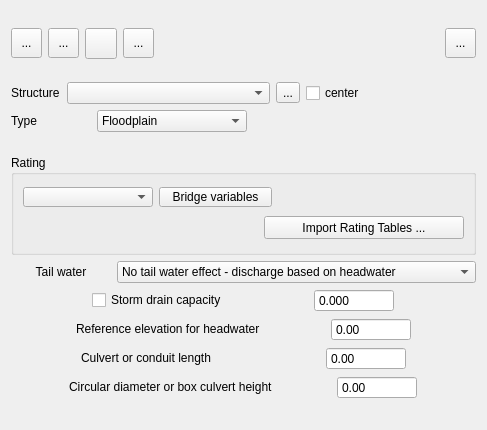
Old version of the form flo2d/ui/struct_editor.ui in the repository FLO-2DSoftware/qgis-flo-2d-plugin.
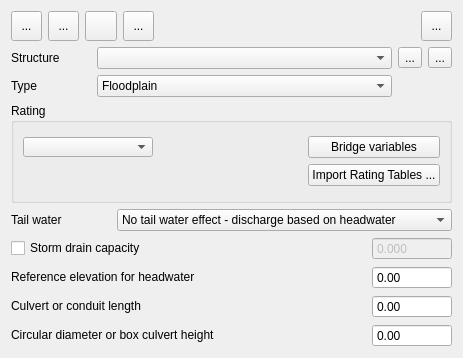
New version of the form. Icons and pictures are not drawn.

Commit message: Adjusted the Structure Editor layout and Updated Culvert Plot & Table

What changed in the file:
```diff
--- a/flo2d/ui/struct_editor.ui
+++ b/flo2d/ui/struct_editor.ui
@@ -6,12 +6,12 @@
    <rect>
     <x>0</x>
     <y>0</y>
-    <width>487</width>
-    <height>430</height>
+    <width>463</width>
+    <height>346</height>
    </rect>
   </property>
   <property name="sizePolicy">
-   <sizepolicy hsizetype="Preferred" vsizetype="Fixed">
+   <sizepolicy hsizetype="Preferred" vsizetype="Minimum">
     <horstretch>0</horstretch>
     <verstretch>0</verstretch>
    </sizepolicy>
@@ -26,157 +26,9 @@
    <string>FLO-2D Widget</string>
   </property>
   <layout class="QGridLayout" name="gridLayout">
-   <item row="1" column="0">
-    <layout class="QGridLayout" name="gridLayout_14">
-     <property name="sizeConstraint">
-      <enum>QLayout::SetFixedSize</enum>
-     </property>
+   <item row="4" column="0">
+    <layout class="QGridLayout" name="gridLayout_20">
      <item row="0" column="0">
-      <layout class="QGridLayout" name="gridLayout_12">
-       <item row="0" column="0">
-        <widget class="QLabel" name="label">
-         <property name="sizePolicy">
-          <sizepolicy hsizetype="Fixed" vsizetype="Preferred">
-           <horstretch>0</horstretch>
-           <verstretch>0</verstretch>
-          </sizepolicy>
-         </property>
-         <property name="minimumSize">
-          <size>
-           <width>50</width>
-           <height>0</height>
-          </size>
-         </property>
-         <property name="text">
-          <string>Structure</string>
-         </property>
-        </widget>
-       </item>
-       <item row="0" column="1">
-        <widget class="QComboBox" name="struct_cbo">
-         <property name="sizePolicy">
-          <sizepolicy hsizetype="Fixed" vsizetype="Fixed">
-           <horstretch>0</horstretch>
-           <verstretch>0</verstretch>
-          </sizepolicy>
-         </property>
-         <property name="minimumSize">
-          <size>
-           <width>203</width>
-           <height>0</height>
-          </size>
-         </property>
-        </widget>
-       </item>
-       <item row="0" column="2">
-        <widget class="QToolButton" name="change_struct_name_btn">
-         <property name="text">
-          <string>...</string>
-         </property>
-         <property name="icon">
-          <iconset>
-           <normaloff>../img/change_name.svg</normaloff>../img/change_name.svg</iconset>
-         </property>
-        </widget>
-       </item>
-       <item row="0" column="3">
-        <widget class="QCheckBox" name="center_chbox">
-         <property name="text">
-          <string>center</string>
-         </property>
-        </widget>
-       </item>
-      </layout>
-     </item>
-     <item row="1" column="0">
-      <layout class="QGridLayout" name="gridLayout_13">
-       <item row="0" column="0">
-        <widget class="QLabel" name="label_3">
-         <property name="sizePolicy">
-          <sizepolicy hsizetype="Preferred" vsizetype="Preferred">
-           <horstretch>0</horstretch>
-           <verstretch>0</verstretch>
-          </sizepolicy>
-         </property>
-         <property name="minimumSize">
-          <size>
-           <width>80</width>
-           <height>0</height>
-          </size>
-         </property>
-         <property name="maximumSize">
-          <size>
-           <width>16777215</width>
-           <height>16777215</height>
-          </size>
-         </property>
-         <property name="text">
-          <string>Type</string>
-         </property>
-        </widget>
-       </item>
-       <item row="0" column="1">
-        <widget class="QComboBox" name="type_cbo">
-         <property name="sizePolicy">
-          <sizepolicy hsizetype="Fixed" vsizetype="Fixed">
-           <horstretch>0</horstretch>
-           <verstretch>0</verstretch>
-          </sizepolicy>
-         </property>
-         <property name="minimumSize">
-          <size>
-           <width>100</width>
-           <height>0</height>
-          </size>
-         </property>
-         <property name="maximumSize">
-          <size>
-           <width>16777215</width>
-           <height>16777215</height>
-          </size>
-         </property>
-         <item>
-          <property name="text">
-           <string>Floodplain</string>
-          </property>
-         </item>
-         <item>
-          <property name="text">
-           <string>Channel</string>
-          </property>
-         </item>
-         <item>
-          <property name="text">
-           <string>Floodplain to Channel</string>
-          </property>
-         </item>
-         <item>
-          <property name="text">
-           <string>Channel to Floodplain</string>
-          </property>
-         </item>
-        </widget>
-       </item>
-       <item row="0" column="2">
-        <spacer name="horizontalSpacer">
-         <property name="orientation">
-          <enum>Qt::Horizontal</enum>
-         </property>
-         <property name="sizeHint" stdset="0">
-          <size>
-           <width>126</width>
-           <height>20</height>
-          </size>
-         </property>
-        </spacer>
-       </item>
-      </layout>
-     </item>
-    </layout>
-   </item>
-   <item row="2" column="0">
-    <layout class="QVBoxLayout" name="verticalLayout_2">
-     <item>
       <widget class="QGroupBox" name="groupBox">
        <property name="sizePolicy">
         <sizepolicy hsizetype="Expanding" vsizetype="Expanding">
@@ -205,52 +57,40 @@
           <property name="sizeConstraint">
            <enum>QLayout::SetMinAndMaxSize</enum>
           </property>
-          <item row="0" column="0">
-           <widget class="QComboBox" name="rating_cbo">
-            <property name="sizePolicy">
-             <sizepolicy hsizetype="Expanding" vsizetype="Fixed">
-              <horstretch>0</horstretch>
-              <verstretch>0</verstretch>
-             </sizepolicy>
+          <item row="0" column="2">
+           <spacer name="horizontalSpacer">
+            <property name="orientation">
+             <enum>Qt::Horizontal</enum>
             </property>
-            <property name="minimumSize">
+            <property name="sizeHint" stdset="0">
              <size>
-              <width>130</width>
+              <width>40</width>
               <height>20</height>
              </size>
             </property>
-            <property name="maximumSize">
-             <size>
-              <width>200</width>
-              <height>20</height>
-             </size>
-            </property>
-            <property name="sizeAdjustPolicy">
-             <enum>QComboBox::AdjustToMinimumContentsLength</enum>
-            </property>
-           </widget>
+           </spacer>
           </item>
-          <item row="0" column="1">
+          <item row="0" column="3">
            <widget class="QPushButton" name="bridge_variables_btn">
             <property name="enabled">
              <bool>true</bool>
             </property>
             <property name="sizePolicy">
-             <sizepolicy hsizetype="Fixed" vsizetype="Fixed">
+             <sizepolicy hsizetype="Minimum" vsizetype="Fixed">
               <horstretch>0</horstretch>
               <verstretch>0</verstretch>
              </sizepolicy>
             </property>
             <property name="minimumSize">
              <size>
-              <width>113</width>
-              <height>20</height>
+              <width>0</width>
+              <height>0</height>
              </size>
             </property>
             <property name="maximumSize">
              <size>
-              <width>113</width>
-              <height>20</height>
+              <width>16777215</width>
+              <height>16777215</height>
              </size>
             </property>
             <property name="text">
@@ -258,41 +98,24 @@
             </property>
            </widget>
           </item>
-         </layout>
-        </item>
-        <item row="1" column="0" colspan="2">
-         <layout class="QGridLayout" name="gridLayout_8">
-          <item row="0" column="0">
-           <spacer name="horizontalSpacer_2">
-            <property name="orientation">
-             <enum>Qt::Horizontal</enum>
-            </property>
-            <property name="sizeHint" stdset="0">
-             <size>
-              <width>220</width>
-              <height>14</height>
-             </size>
-            </property>
-           </spacer>
-          </item>
-          <item row="0" column="1">
+          <item row="1" column="3">
            <widget class="QPushButton" name="import_rating_table_btn">
             <property name="sizePolicy">
-             <sizepolicy hsizetype="Fixed" vsizetype="Fixed">
+             <sizepolicy hsizetype="Minimum" vsizetype="Fixed">
               <horstretch>0</horstretch>
               <verstretch>0</verstretch>
              </sizepolicy>
             </property>
             <property name="minimumSize">
              <size>
-              <width>200</width>
-              <height>23</height>
+              <width>0</width>
+              <height>0</height>
              </size>
             </property>
             <property name="maximumSize">
              <size>
-              <width>157</width>
-              <height>23</height>
+              <width>16777215</width>
+              <height>16777215</height>
              </size>
             </property>
             <property name="text">
@@ -300,9 +123,7 @@
             </property>
            </widget>
           </item>
-         </layout>
-        </item>
-        <item row="0" column="1">
+          <item row="1" column="0" colspan="3">
          <spacer name="horizontalSpacer_5">
           <property name="orientation">
            <enum>Qt::Horizontal</enum>
@@ -315,18 +136,181 @@
           </property>
          </spacer>
         </item>
-       </layout>
-       <zorder>horizontalSpacer_5</zorder>
+          <item row="0" column="0" colspan="2">
+           <widget class="QComboBox" name="rating_cbo">
+            <property name="sizePolicy">
+             <sizepolicy hsizetype="MinimumExpanding" vsizetype="Preferred">
+              <horstretch>0</horstretch>
+              <verstretch>0</verstretch>
+             </sizepolicy>
+            </property>
+            <property name="minimumSize">
+             <size>
+              <width>130</width>
+              <height>20</height>
+             </size>
+            </property>
+            <property name="maximumSize">
+             <size>
+              <width>200</width>
+              <height>20</height>
+             </size>
+            </property>
+            <property name="sizeAdjustPolicy">
+             <enum>QComboBox::AdjustToMinimumContentsLength</enum>
+            </property>
+           </widget>
+          </item>
+         </layout>
+        </item>
+       </layout>
       </widget>
      </item>
-     <item>
-      <layout class="QVBoxLayout" name="verticalLayout">
-       <item>
-        <layout class="QHBoxLayout" name="horizontalLayout">
-         <property name="sizeConstraint">
-          <enum>QLayout::SetNoConstraint</enum>
+     <item row="1" column="0">
+      <layout class="QGridLayout" name="gridLayout_7">
+       <item row="4" column="2">
+        <widget class="QDoubleSpinBox" name="culvert_width_sbox">
+         <property name="sizePolicy">
+          <sizepolicy hsizetype="MinimumExpanding" vsizetype="MinimumExpanding">
+           <horstretch>0</horstretch>
+           <verstretch>0</verstretch>
+          </sizepolicy>
          </property>
-         <item>
+         <property name="minimumSize">
+          <size>
+           <width>0</width>
+           <height>0</height>
+          </size>
+         </property>
+         <property name="maximumSize">
+          <size>
+           <width>80</width>
+           <height>16777215</height>
+          </size>
+         </property>
+         <property name="buttonSymbols">
+          <enum>QAbstractSpinBox::NoButtons</enum>
+         </property>
+         <property name="decimals">
+          <number>2</number>
+         </property>
+         <property name="maximum">
+          <double>99999.000000000000000</double>
+         </property>
+         <property name="singleStep">
+          <double>0.000000000000000</double>
+         </property>
+        </widget>
+       </item>
+       <item row="1" column="2">
+        <widget class="QDoubleSpinBox" name="storm_drain_cap_sbox">
+         <property name="enabled">
+          <bool>false</bool>
+         </property>
+         <property name="sizePolicy">
+          <sizepolicy hsizetype="MinimumExpanding" vsizetype="Preferred">
+           <horstretch>0</horstretch>
+           <verstretch>0</verstretch>
+          </sizepolicy>
+         </property>
+         <property name="minimumSize">
+          <size>
+           <width>0</width>
+           <height>0</height>
+          </size>
+         </property>
+         <property name="maximumSize">
+          <size>
+           <width>80</width>
+           <height>16777215</height>
+          </size>
+         </property>
+         <property name="buttonSymbols">
+          <enum>QAbstractSpinBox::NoButtons</enum>
+         </property>
+         <property name="decimals">
+          <number>3</number>
+         </property>
+         <property name="maximum">
+          <double>9999999.000000000000000</double>
+         </property>
+         <property name="singleStep">
+          <double>0.000000000000000</double>
+         </property>
+        </widget>
+       </item>
+       <item row="2" column="2">
+        <widget class="QDoubleSpinBox" name="ref_head_elev_sbox">
+         <property name="sizePolicy">
+          <sizepolicy hsizetype="MinimumExpanding" vsizetype="Preferred">
+           <horstretch>0</horstretch>
+           <verstretch>0</verstretch>
+          </sizepolicy>
+         </property>
+         <property name="minimumSize">
+          <size>
+           <width>0</width>
+           <height>0</height>
+          </size>
+         </property>
+         <property name="maximumSize">
+          <size>
+           <width>80</width>
+           <height>16777215</height>
+          </size>
+         </property>
+         <property name="buttonSymbols">
+          <enum>QAbstractSpinBox::NoButtons</enum>
+         </property>
+         <property name="decimals">
+          <number>2</number>
+         </property>
+         <property name="minimum">
+          <double>-100.000000000000000</double>
+         </property>
+         <property name="maximum">
+          <double>999999.000000000000000</double>
+         </property>
+         <property name="singleStep">
+          <double>0.000000000000000</double>
+         </property>
+        </widget>
+       </item>
+       <item row="3" column="2">
+        <widget class="QDoubleSpinBox" name="culvert_len_sbox">
+         <property name="sizePolicy">
+          <sizepolicy hsizetype="MinimumExpanding" vsizetype="Preferred">
+           <horstretch>0</horstretch>
+           <verstretch>0</verstretch>
+          </sizepolicy>
+         </property>
+         <property name="minimumSize">
+          <size>
+           <width>0</width>
+           <height>0</height>
+          </size>
+         </property>
+         <property name="maximumSize">
+          <size>
+           <width>80</width>
+           <height>16777215</height>
+          </size>
+         </property>
+         <property name="buttonSymbols">
+          <enum>QAbstractSpinBox::NoButtons</enum>
+         </property>
+         <property name="decimals">
+          <number>2</number>
+         </property>
+         <property name="maximum">
+          <double>99999.000000000000000</double>
+         </property>
+         <property name="singleStep">
+          <double>0.000000000000000</double>
+         </property>
+        </widget>
+       </item>
+       <item row="0" column="0">
           <widget class="QLabel" name="label_5">
            <property name="sizePolicy">
             <sizepolicy hsizetype="Fixed" vsizetype="Fixed">
@@ -350,22 +334,22 @@
             <string>Tail water</string>
            </property>
            <property name="alignment">
-            <set>Qt::AlignCenter</set>
+          <set>Qt::AlignLeading|Qt::AlignLeft|Qt::AlignVCenter</set>
            </property>
           </widget>
          </item>
-         <item>
+       <item row="0" column="1" colspan="2">
           <widget class="QComboBox" name="twater_effect_cbo">
            <property name="sizePolicy">
-            <sizepolicy hsizetype="Expanding" vsizetype="Fixed">
+          <sizepolicy hsizetype="MinimumExpanding" vsizetype="Preferred">
              <horstretch>0</horstretch>
              <verstretch>0</verstretch>
             </sizepolicy>
            </property>
            <property name="minimumSize">
             <size>
-             <width>350</width>
-             <height>20</height>
+           <width>0</width>
+           <height>0</height>
             </size>
            </property>
            <property name="maximumSize">
@@ -391,12 +375,8 @@
            </item>
           </widget>
          </item>
-        </layout>
-       </item>
-       <item>
-        <layout class="QHBoxLayout" name="horizontalLayout_2">
-         <item>
-          <widget class="QCheckBox" name="stormdrain_chbox">
+       <item row="4" column="0" colspan="2">
+        <widget class="QLabel" name="label_8">
            <property name="sizePolicy">
             <sizepolicy hsizetype="Fixed" vsizetype="Fixed">
              <horstretch>0</horstretch>
@@ -405,57 +385,16 @@
            </property>
            <property name="minimumSize">
             <size>
-             <width>121</width>
-             <height>17</height>
-            </size>
-           </property>
-           <property name="text">
-            <string>Storm drain capacity</string>
-           </property>
-          </widget>
-         </item>
-         <item>
-          <widget class="QDoubleSpinBox" name="storm_drain_cap_sbox">
-           <property name="enabled">
-            <bool>true</bool>
-           </property>
-           <property name="sizePolicy">
-            <sizepolicy hsizetype="Fixed" vsizetype="Fixed">
-             <horstretch>0</horstretch>
-             <verstretch>0</verstretch>
-            </sizepolicy>
-           </property>
-           <property name="minimumSize">
-            <size>
-             <width>80</width>
+           <width>169</width>
              <height>20</height>
             </size>
            </property>
-           <property name="maximumSize">
-            <size>
-             <width>80</width>
-             <height>16777215</height>
-            </size>
-           </property>
-           <property name="buttonSymbols">
-            <enum>QAbstractSpinBox::NoButtons</enum>
-           </property>
-           <property name="decimals">
-            <number>3</number>
-           </property>
-           <property name="maximum">
-            <double>9999999.000000000000000</double>
-           </property>
-           <property name="singleStep">
-            <double>0.000000000000000</double>
+         <property name="text">
+          <string>Circular diameter or box culvert height</string>
            </property>
           </widget>
          </item>
-        </layout>
-       </item>
-       <item>
-        <layout class="QHBoxLayout" name="horizontalLayout_3">
-         <item>
+       <item row="2" column="0" colspan="2">
           <widget class="QLabel" name="label_6">
            <property name="sizePolicy">
             <sizepolicy hsizetype="Fixed" vsizetype="Fixed">
@@ -474,48 +413,7 @@
            </property>
           </widget>
          </item>
-         <item>
-          <widget class="QDoubleSpinBox" name="ref_head_elev_sbox">
-           <property name="sizePolicy">
-            <sizepolicy hsizetype="Fixed" vsizetype="Fixed">
-             <horstretch>0</horstretch>
-             <verstretch>0</verstretch>
-            </sizepolicy>
-           </property>
-           <property name="minimumSize">
-            <size>
-             <width>77</width>
-             <height>20</height>
-            </size>
-           </property>
-           <property name="maximumSize">
-            <size>
-             <width>80</width>
-             <height>16777215</height>
-            </size>
-           </property>
-           <property name="buttonSymbols">
-            <enum>QAbstractSpinBox::NoButtons</enum>
-           </property>
-           <property name="decimals">
-            <number>2</number>
-           </property>
-           <property name="minimum">
-            <double>-100.000000000000000</double>
-           </property>
-           <property name="maximum">
-            <double>999999.000000000000000</double>
-           </property>
-           <property name="singleStep">
-            <double>0.000000000000000</double>
-           </property>
-          </widget>
-         </item>
-        </layout>
-       </item>
-       <item>
-        <layout class="QHBoxLayout" name="horizontalLayout_4">
-         <item>
+       <item row="3" column="0" colspan="2">
           <widget class="QLabel" name="label_7">
            <property name="sizePolicy">
             <sizepolicy hsizetype="Fixed" vsizetype="Fixed">
@@ -534,8 +432,8 @@
            </property>
           </widget>
          </item>
-         <item>
-          <widget class="QDoubleSpinBox" name="culvert_len_sbox">
+       <item row="1" column="0" colspan="2">
+        <widget class="QCheckBox" name="stormdrain_chbox">
            <property name="sizePolicy">
             <sizepolicy hsizetype="Fixed" vsizetype="Fixed">
              <horstretch>0</horstretch>
@@ -544,88 +442,14 @@
            </property>
            <property name="minimumSize">
             <size>
-             <width>77</width>
-             <height>20</height>
-            </size>
-           </property>
-           <property name="maximumSize">
-            <size>
-             <width>80</width>
-             <height>16777215</height>
-            </size>
-           </property>
-           <property name="buttonSymbols">
-            <enum>QAbstractSpinBox::NoButtons</enum>
-           </property>
-           <property name="decimals">
-            <number>2</number>
-           </property>
-           <property name="maximum">
-            <double>99999.000000000000000</double>
-           </property>
-           <property name="singleStep">
-            <double>0.000000000000000</double>
-           </property>
-          </widget>
-         </item>
-        </layout>
-       </item>
-       <item>
-        <layout class="QHBoxLayout" name="horizontalLayout_5">
-         <item>
-          <widget class="QLabel" name="label_8">
-           <property name="sizePolicy">
-            <sizepolicy hsizetype="Fixed" vsizetype="Fixed">
-             <horstretch>0</horstretch>
-             <verstretch>0</verstretch>
-            </sizepolicy>
-           </property>
-           <property name="minimumSize">
-            <size>
-             <width>169</width>
-             <height>20</height>
+           <width>121</width>
+           <height>17</height>
             </size>
            </property>
            <property name="text">
-            <string>Circular diameter or box culvert height</string>
-           </property>
-          </widget>
-         </item>
-         <item>
-          <widget class="QDoubleSpinBox" name="culvert_width_sbox">
-           <property name="sizePolicy">
-            <sizepolicy hsizetype="Fixed" vsizetype="Fixed">
-             <horstretch>0</horstretch>
-             <verstretch>0</verstretch>
-            </sizepolicy>
-           </property>
-           <property name="minimumSize">
-            <size>
-             <width>77</width>
-             <height>20</height>
-            </size>
-           </property>
-           <property name="maximumSize">
-            <size>
-             <width>80</width>
-             <height>16777215</height>
-            </size>
-           </property>
-           <property name="buttonSymbols">
-            <enum>QAbstractSpinBox::NoButtons</enum>
-           </property>
-           <property name="decimals">
-            <number>2</number>
-           </property>
-           <property name="maximum">
-            <double>99999.000000000000000</double>
-           </property>
-           <property name="singleStep">
-            <double>0.000000000000000</double>
-           </property>
-          </widget>
-         </item>
-        </layout>
+          <string>Storm drain capacity</string>
+         </property>
+        </widget>
        </item>
       </layout>
      </item>
@@ -787,6 +611,162 @@
      </item>
     </layout>
    </item>
+   <item row="1" column="0">
+    <layout class="QGridLayout" name="gridLayout_5">
+     <item row="1" column="0">
+      <widget class="QLabel" name="label_3">
+       <property name="sizePolicy">
+        <sizepolicy hsizetype="Preferred" vsizetype="Preferred">
+         <horstretch>0</horstretch>
+         <verstretch>0</verstretch>
+        </sizepolicy>
+       </property>
+       <property name="minimumSize">
+        <size>
+         <width>80</width>
+         <height>0</height>
+        </size>
+       </property>
+       <property name="maximumSize">
+        <size>
+         <width>16777215</width>
+         <height>16777215</height>
+        </size>
+       </property>
+       <property name="text">
+        <string>Type</string>
+       </property>
+      </widget>
+     </item>
+     <item row="0" column="3">
+      <widget class="QToolButton" name="change_struct_name_btn">
+       <property name="sizePolicy">
+        <sizepolicy hsizetype="Fixed" vsizetype="Fixed">
+         <horstretch>0</horstretch>
+         <verstretch>0</verstretch>
+        </sizepolicy>
+       </property>
+       <property name="text">
+        <string>...</string>
+       </property>
+       <property name="icon">
+        <iconset>
+         <normaloff>../img/change_name.svg</normaloff>../img/change_name.svg</iconset>
+       </property>
+      </widget>
+     </item>
+     <item row="0" column="0">
+      <widget class="QLabel" name="label">
+       <property name="sizePolicy">
+        <sizepolicy hsizetype="Fixed" vsizetype="Preferred">
+         <horstretch>0</horstretch>
+         <verstretch>0</verstretch>
+        </sizepolicy>
+       </property>
+       <property name="minimumSize">
+        <size>
+         <width>50</width>
+         <height>0</height>
+        </size>
+       </property>
+       <property name="text">
+        <string>Structure</string>
+       </property>
+      </widget>
+     </item>
+     <item row="0" column="1" colspan="2">
+      <widget class="QComboBox" name="struct_cbo">
+       <property name="sizePolicy">
+        <sizepolicy hsizetype="MinimumExpanding" vsizetype="Preferred">
+         <horstretch>0</horstretch>
+         <verstretch>0</verstretch>
+        </sizepolicy>
+       </property>
+       <property name="minimumSize">
+        <size>
+         <width>0</width>
+         <height>0</height>
+        </size>
+       </property>
+      </widget>
+     </item>
+     <item row="0" column="4">
+      <widget class="QToolButton" name="center_btn">
+       <property name="sizePolicy">
+        <sizepolicy hsizetype="Fixed" vsizetype="Fixed">
+         <horstretch>0</horstretch>
+         <verstretch>0</verstretch>
+        </sizepolicy>
+       </property>
+       <property name="text">
+        <string>...</string>
+       </property>
+       <property name="icon">
+        <iconset>
+         <normaloff>../img/eye-svgrepo-com.svg</normaloff>../img/eye-svgrepo-com.svg</iconset>
+       </property>
+       <property name="checkable">
+        <bool>true</bool>
+       </property>
+      </widget>
+     </item>
+     <item row="1" column="1" colspan="2">
+      <widget class="QComboBox" name="type_cbo">
+       <property name="sizePolicy">
+        <sizepolicy hsizetype="MinimumExpanding" vsizetype="Preferred">
+         <horstretch>0</horstretch>
+         <verstretch>0</verstretch>
+        </sizepolicy>
+       </property>
+       <property name="minimumSize">
+        <size>
+         <width>0</width>
+         <height>0</height>
+        </size>
+       </property>
+       <property name="maximumSize">
+        <size>
+         <width>16777215</width>
+         <height>16777215</height>
+        </size>
+       </property>
+       <item>
+        <property name="text">
+         <string>Floodplain</string>
+        </property>
+       </item>
+       <item>
+        <property name="text">
+         <string>Channel</string>
+        </property>
+       </item>
+       <item>
+        <property name="text">
+         <string>Floodplain to Channel</string>
+        </property>
+       </item>
+       <item>
+        <property name="text">
+         <string>Channel to Floodplain</string>
+        </property>
+       </item>
+      </widget>
+     </item>
+     <item row="1" column="3" colspan="2">
+      <spacer name="horizontalSpacer_2">
+       <property name="orientation">
+        <enum>Qt::Horizontal</enum>
+       </property>
+       <property name="sizeHint" stdset="0">
+        <size>
+         <width>40</width>
+         <height>20</height>
+        </size>
+       </property>
+      </spacer>
+     </item>
+    </layout>
+   </item>
   </layout>
  </widget>
  <resources/>
```
Left out of the diff: 3 changed lines with no effect on the pictures. Lines whose indentation alone changed are shown as unchanged. The commit also changes 1 other file.
